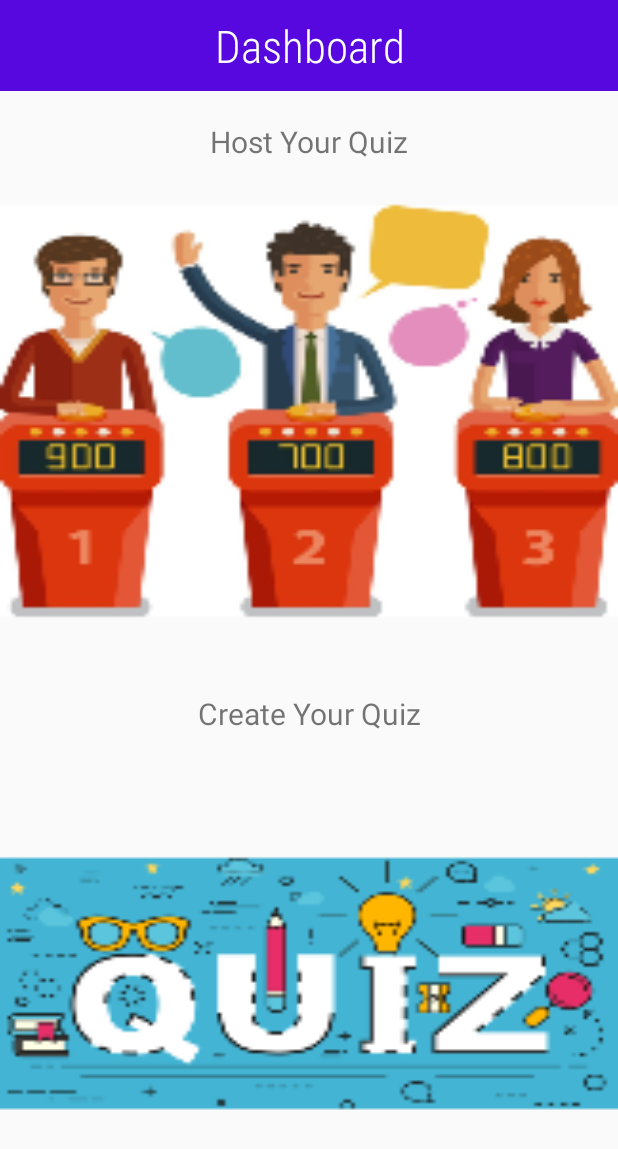
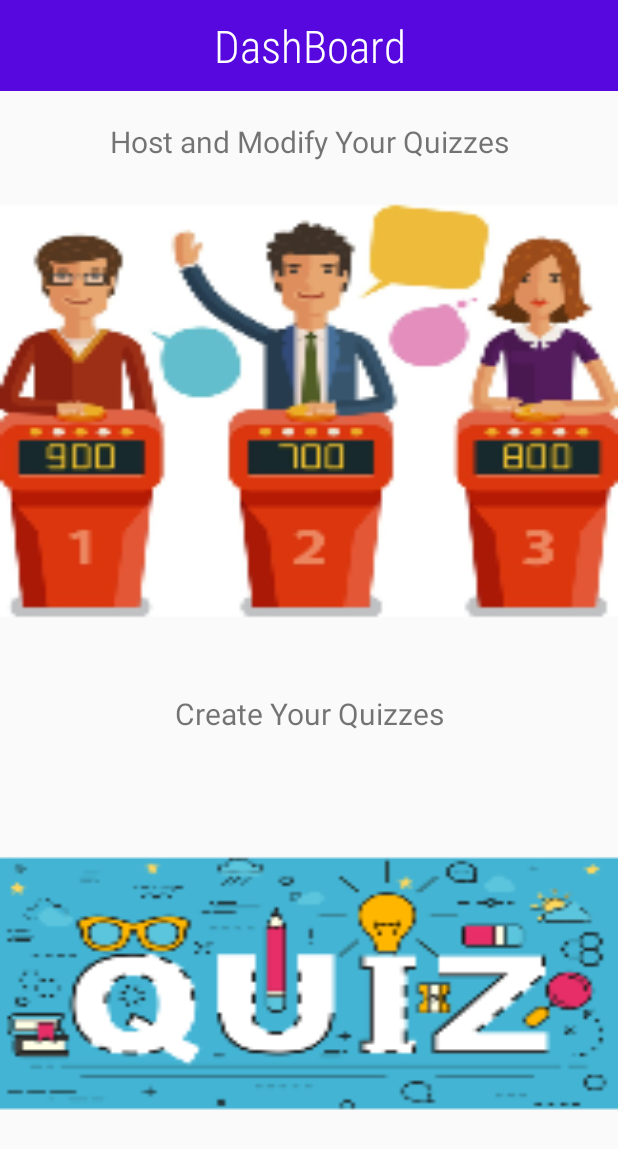
Before and after one commit to sandy13521/Quiz-Generator, an Android app: the Dashboard screen opened directly, with no data from a screen before it, on a phone screen of 412 x 824 dp. Shown: the top 1149 px of the screen. Run offline under Robolectric (Android 15) with nearby library versions, the phone set to English and light mode, and no system bars.

```diff
--- a/app/src/main/res/layout/activity_crop.xml
+++ b/app/src/main/res/layout/activity_crop.xml
@@ -5,7 +5,6 @@
     android:layout_height="match_parent"
     android:orientation="vertical"
     tools:context=".Crop">
-
 
     <ImageView
         android:id="@+id/img"
@@ -21,5 +20,5 @@
         android:background="#F8C427"
         android:fontFamily="sans-serif"
         android:onClick="generateQuiz"
-        android:text="Generate" />
+        android:text="@string/generateQues" />
 </LinearLayout>
--- a/app/src/main/res/layout/activity_dashboard.xml
+++ b/app/src/main/res/layout/activity_dashboard.xml
@@ -12,7 +12,7 @@
         android:background="#5608DF"
         android:fontFamily="sans-serif-condensed-light"
         android:padding="10dp"
-        android:text="Dashboard"
+        android:text="@string/dashboard"
         android:textAlignment="center"
         android:textColor="#FFFFFF"
         android:textSize="30sp" />
@@ -21,7 +21,7 @@
         android:layout_width="match_parent"
         android:layout_height="wrap_content"
         android:layout_marginTop="20dp"
-        android:text="Host Your Quiz"
+        android:text="@string/host"
         android:textAlignment="center"
         android:textSize="20sp" />
 
@@ -31,12 +31,12 @@
         android:layout_height="0dp"
         android:layout_weight="1"
         android:background="@mipmap/host_quiz_foreground"
-        android:contentDescription="Host Quiz" />
+        android:contentDescription="@string/host" />
 
     <TextView
         android:layout_width="match_parent"
         android:layout_height="wrap_content"
-        android:text="Create Your Quiz"
+        android:text="@string/create"
         android:layout_marginTop="20dp"
         android:textAlignment="center"
         android:textSize="20sp" />
@@ -48,5 +48,5 @@
         android:layout_weight="1"
         android:scaleType="centerCrop"
         android:background="@mipmap/quiz_creator_foreground"
-        android:contentDescription="Quiz Creator" />
+        android:contentDescription="@string/create" />
 </LinearLayout>
--- a/app/src/main/res/layout/activity_guidance.xml
+++ b/app/src/main/res/layout/activity_guidance.xml
@@ -12,7 +12,7 @@
         android:background="#5608DF"
         android:fontFamily="sans-serif-condensed-light"
         android:padding="10dp"
-        android:text="Steps To Generate Quiz"
+        android:text="@string/steps"
         android:textAlignment="center"
         android:textColor="#FFFFFF"
         android:textSize="30sp" />
@@ -101,5 +101,5 @@
         android:background="#F8C427"
         android:fontFamily="sans-serif"
         android:onClick="getGoing"
-        android:text="Generate" />
+        android:text="@string/generateQuiz" />
 </LinearLayout>
--- a/app/src/main/res/values/strings.xml
+++ b/app/src/main/res/values/strings.xml
@@ -1,5 +1,6 @@
 <resources>
     <string name="app_name">QuizGenerator</string>
+    <string name="steps">Steps To Generate Quiz</string>
     <string name="step1">1. Click the Generate Button
     below to get started !! </string>
     <string name="step2">2. Then you will be asked to
@@ -25,5 +26,13 @@
     <string name="list">List Of Question</string>
     <string name="add_question">Add Question</string>
     <string name="finish">Finish</string>
-
+    <string name="host">Host and Modify Your Quizzes</string>
+    <string name="create">Create Your Quizzes</string>
+    <string name="dashboard">DashBoard</string>
+    <string name="generateQues">Generate Question</string>
+    <string name="generateQuiz">Generate Quiz</string>
+    <string name="listofquiz">List Of Quizzes</string>
+    <string name="logout">Logout</string>
+    <string name="noQuizYet">No Quiz Created Yet</string>
+    <string name="newQuiz">Create a New Quiz</string>
 </resources>
```
Also changed, not shown: app/src/main/res/layout/activity_list_of_quizs.xml (+7 -7 lines).
